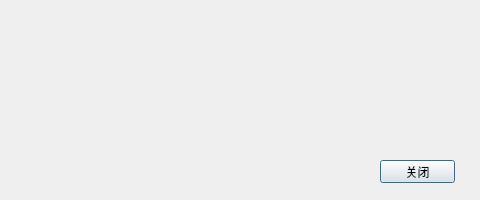
The window that Common/sysmessagebox.ui (chuandongxu/AOI) describes before a commit, drawn with Qt 5; both pictures show x 220 to 700 and y 0 to 200 of the 700 by 200 pixel window.
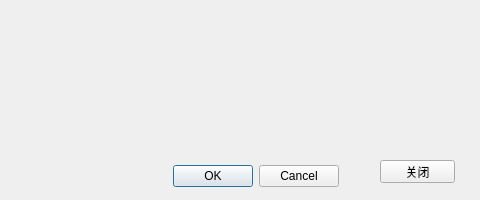
The same window after the commit.

Patch:
```diff
--- a/Common/sysmessagebox.ui
+++ b/Common/sysmessagebox.ui
@@ -84,6 +84,25 @@
     <string/>
    </property>
   </widget>
+  <widget class="QDialogButtonBox" name="buttonBox">
+   <property name="geometry">
+    <rect>
+     <x>360</x>
+     <y>160</y>
+     <width>231</width>
+     <height>32</height>
+    </rect>
+   </property>
+   <property name="orientation">
+    <enum>Qt::Horizontal</enum>
+   </property>
+   <property name="standardButtons">
+    <set>QDialogButtonBox::Cancel|QDialogButtonBox::Ok</set>
+   </property>
+   <property name="centerButtons">
+    <bool>true</bool>
+   </property>
+  </widget>
  </widget>
  <layoutdefault spacing="6" margin="11"/>
  <resources/>
```
Left out of the diff: 35 changed lines with no effect on the pictures.
